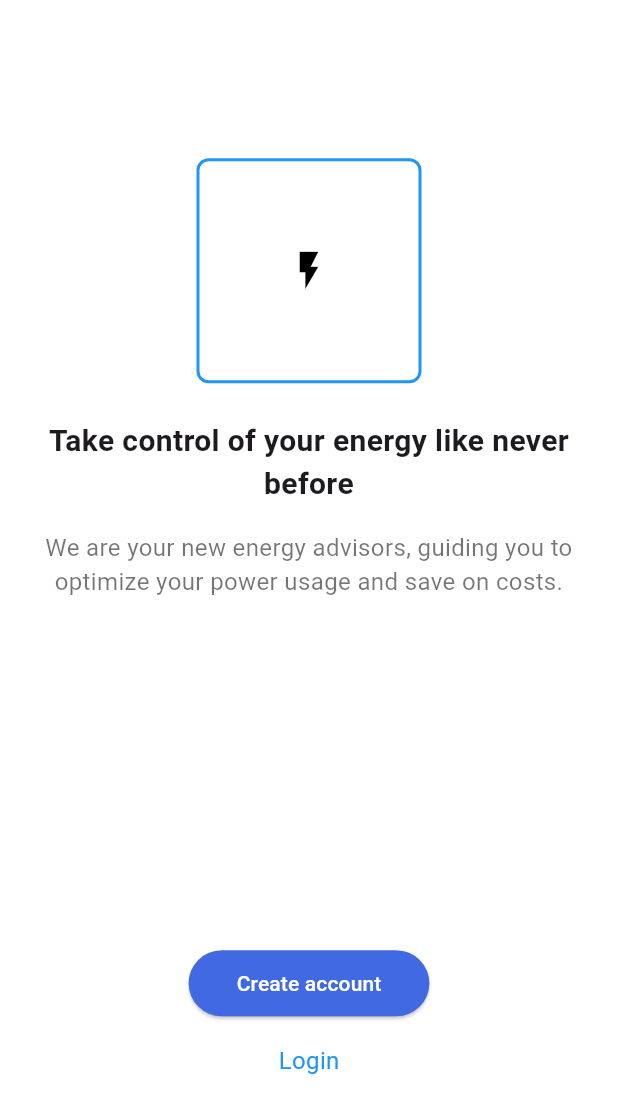
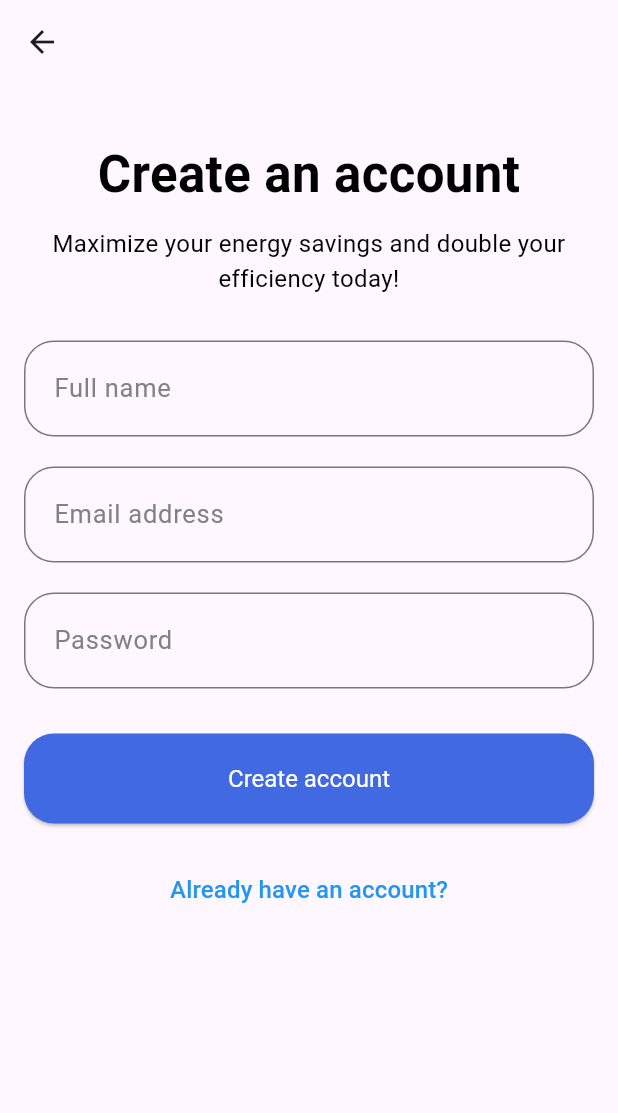
Before and after one commit to kwakuNti/PowerTrack, a Flutter app: the screen it shows after launch, after a tap on "Create account", on a phone screen of 412 x 824 dp. Shown: the top 1113 px of the screen. Run offline on Flutter 3.47's test engine with Material 3 defaults, Android fonts, the phone set to English and light mode, and no system bars; our stand-ins replace flutter_spinkit; Roboto replaces fonts that are missing (Adamina, DMSans).

Commit message:
chore: Add signup and login navigation to login screen and update splash screen design

```diff
--- a/frontend/lib/login_screen.dart
+++ b/frontend/lib/login_screen.dart
@@ -1,6 +1,8 @@
 // lib/login_screen.dart
 
 import 'package:flutter/material.dart';
+import 'signup.dart';
+import 'login.dart';
 
 class LoginScreen extends StatelessWidget {
   const LoginScreen({super.key});
@@ -51,7 +53,11 @@ class LoginScreen extends StatelessWidget {
               const SizedBox(height: 232),
               ElevatedButton(
                 onPressed: () {
-                  // Handle create account action
+                  // Navigate to the SignUpPage
+                  Navigator.push(
+                    context,
+                    MaterialPageRoute(builder: (context) => const SignUpPage()),
+                  );
                 },
                 style: ElevatedButton.styleFrom(
                   foregroundColor: Colors.white,
@@ -68,7 +74,10 @@ class LoginScreen extends StatelessWidget {
               const SizedBox(height: 16),
               GestureDetector(
                 onTap: () {
-                  // Handle login action
+                  Navigator.push(
+                    context,
+                    MaterialPageRoute(builder: (context) => const LoginPage()),
+                  );
                 },
                 child: const Text(
                   'Login',
--- /dev/null
+++ b/frontend/lib/signup.dart
@@ -0,0 +1,146 @@
+import 'package:flutter/material.dart';
+import 'package:frontend/login_screen.dart';
+import 'otp_verification.dart';
+
+class SignUpPage extends StatelessWidget {
+  const SignUpPage({super.key});
+  @override
+  Widget build(BuildContext context) {
+    return Scaffold(
+      appBar: AppBar(
+        leading: IconButton(
+          icon: const Icon(Icons.arrow_back),
+          onPressed: () {
+            Navigator.push(
+              context,
+              MaterialPageRoute(builder: (context) => const LoginScreen()),
+            );
+          },
+        ),
+      ),
+      body: Padding(
+        padding: const EdgeInsets.all(16.0),
+        child: Column(
+          crossAxisAlignment: CrossAxisAlignment.stretch,
+          children: [
+            const SizedBox(height: 20),
+            const Text(
+              'Create an account',
+              style: TextStyle(
+                fontSize: 34.0,
+                fontFamily: 'DMSans',
+                fontWeight: FontWeight.bold,
+                color: Colors.black,
+              ),
+              textAlign: TextAlign.center,
+            ),
+            const SizedBox(height: 10),
+            const Text(
+              'Maximize your energy savings and double your efficiency today!',
+              style: TextStyle(
+                fontSize: 16,
+                color: Colors.black,
+              ),
+              textAlign: TextAlign.center,
+            ),
+            const SizedBox(height: 30),
+            TextField(
+              decoration: InputDecoration(
+                contentPadding:
+                    const EdgeInsets.symmetric(vertical: 20, horizontal: 16),
+                border: OutlineInputBorder(
+                  borderRadius: BorderRadius.circular(20),
+                  borderSide:
+                      const BorderSide(color: Color(0xFF828282), width: 0.5),
+                ),
+                labelText: 'Full name',
+                labelStyle: const TextStyle(
+                  fontSize: 17,
+                  fontFamily: 'Adamina',
+                  fontWeight: FontWeight.normal,
+                  color: Color(0xFF828282),
+                ),
+              ),
+            ),
+            const SizedBox(height: 20),
+            TextField(
+              decoration: InputDecoration(
+                contentPadding:
+                    const EdgeInsets.symmetric(vertical: 20, horizontal: 16),
+                border: OutlineInputBorder(
+                  borderRadius: BorderRadius.circular(20),
+                  borderSide:
+                      const BorderSide(color: Color(0xFF828282), width: 0.5),
+                ),
+                labelText: 'Email address',
+                labelStyle: const TextStyle(
+                  fontSize: 17,
+                  fontFamily: 'Adamina',
+                  fontWeight: FontWeight.normal,
+                  color: Color(0xFF828282),
+                ),
+              ),
+            ),
+            const SizedBox(height: 20),
+            TextField(
+              obscureText: true,
+              decoration: InputDecoration(
+                contentPadding:
+                    const EdgeInsets.symmetric(vertical: 20, horizontal: 16),
+                border: OutlineInputBorder(
+                  borderRadius: BorderRadius.circular(20),
+                  borderSide:
+                      const BorderSide(color: Color(0xFF828282), width: 0.5),
+                ),
+                labelText: 'Password',
+                labelStyle: const TextStyle(
+                  fontSize: 17,
+                  fontFamily: 'Adamina',
+                  fontWeight: FontWeight.normal,
+                  color: Color(0xFF828282),
+                ),
+              ),
+            ),
+            const SizedBox(height: 30),
+            SizedBox(
+              width: 343,
+              height: 60,
+              child: ElevatedButton(
+                onPressed: () {
+                  Navigator.push(
+                    context,
+                    MaterialPageRoute(
+                        builder: (context) => const OTPVerificationPage()),
+                  );
+                },
+                style: ElevatedButton.styleFrom(
+                  backgroundColor: const Color(0xFF4169E1),
+                  shape: RoundedRectangleBorder(
+                    borderRadius: BorderRadius.circular(20),
+                  ),
+                  textStyle: const TextStyle(
+                    fontSize: 16,
+                    fontWeight: FontWeight.normal,
+                  ),
+                  padding: const EdgeInsets.symmetric(vertical: 20),
+                ),
+                child: const Text('Create account',
+                    style: TextStyle(color: Colors.white)),
+              ),
+            ),
+            const SizedBox(height: 20),
+            TextButton(
+              onPressed: () {
+                // Add navigation to login functionality here
+              },
+              child: const Text(
+                'Already have an account?',
+                style: TextStyle(fontSize: 16, color: Colors.blue),
+              ),
+            ),
+          ],
+        ),
+      ),
+    );
+  }
+}
--- a/frontend/lib/splash_screen.dart
+++ b/frontend/lib/splash_screen.dart
@@ -1,5 +1,3 @@
-// lib/splash_screen.dart
-
 import 'package:flutter/material.dart';
 import 'package:flutter_spinkit/flutter_spinkit.dart';
 import 'login_screen.dart'; // Import the login screen
@@ -30,8 +28,18 @@ class _SplashScreenState extends State<SplashScreen> {
   @override
   Widget build(BuildContext context) {
     return Scaffold(
-      backgroundColor: Colors.white,
-      body: Center(
+      body: Container(
+        decoration: const BoxDecoration(
+          gradient: LinearGradient(
+            colors: [
+              Color(0xFF2196F3), // Blue color
+              Colors.white,
+            ],
+            begin: Alignment.topCenter,
+            end: Alignment.bottomCenter,
+          ),
+        ),
+        child: Center(
           child: Column(
             mainAxisAlignment: MainAxisAlignment.center,
             children: <Widget>[
@@ -40,6 +48,7 @@ class _SplashScreenState extends State<SplashScreen> {
                 style: TextStyle(
                   fontSize: 32,
                   fontWeight: FontWeight.bold,
+                  color: Colors.white,
                 ),
               ),
               const SizedBox(height: 8),
@@ -47,6 +56,7 @@ class _SplashScreenState extends State<SplashScreen> {
                 'Manage your electric prepaid',
                 style: TextStyle(
                   fontSize: 16,
+                  color: Colors.white,
                 ),
               ),
               const SizedBox(height: 24),
@@ -63,6 +73,7 @@ class _SplashScreenState extends State<SplashScreen> {
             ],
           ),
         ),
+      ),
     );
   }
 }
```
Also changed, not shown: frontend/lib/login.dart (added, +123 -0 lines), frontend/lib/otp_verification.dart (added, +113 -0 lines), frontend/assets/splash.png. Lines whose indentation alone changed are shown as unchanged.
